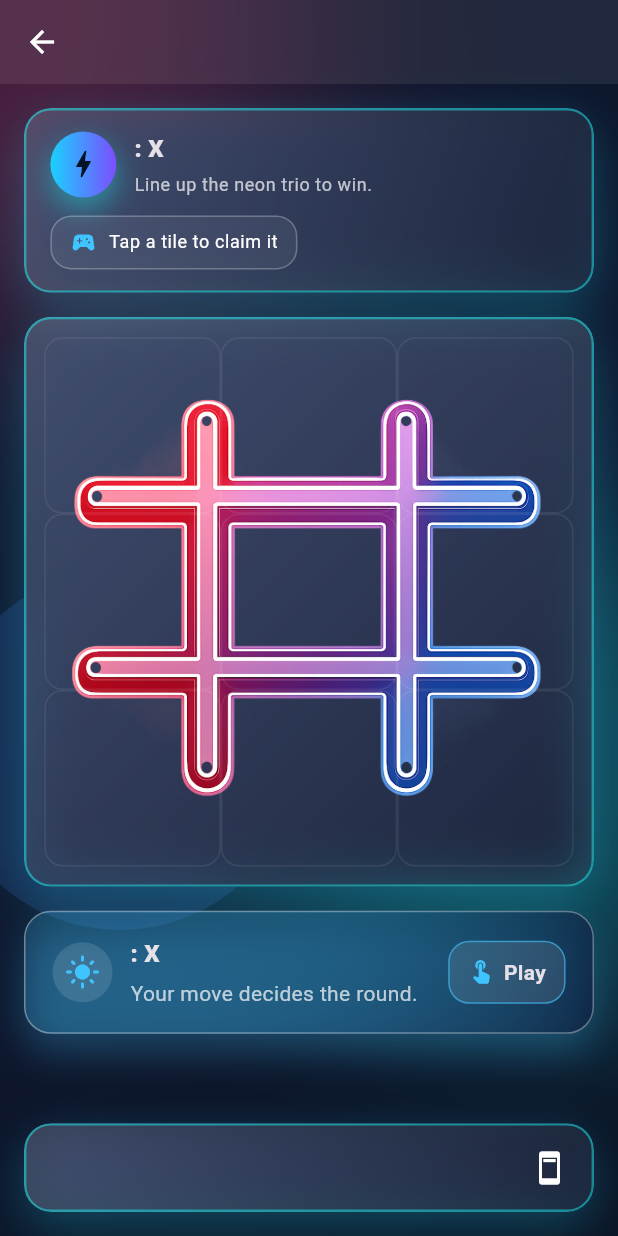
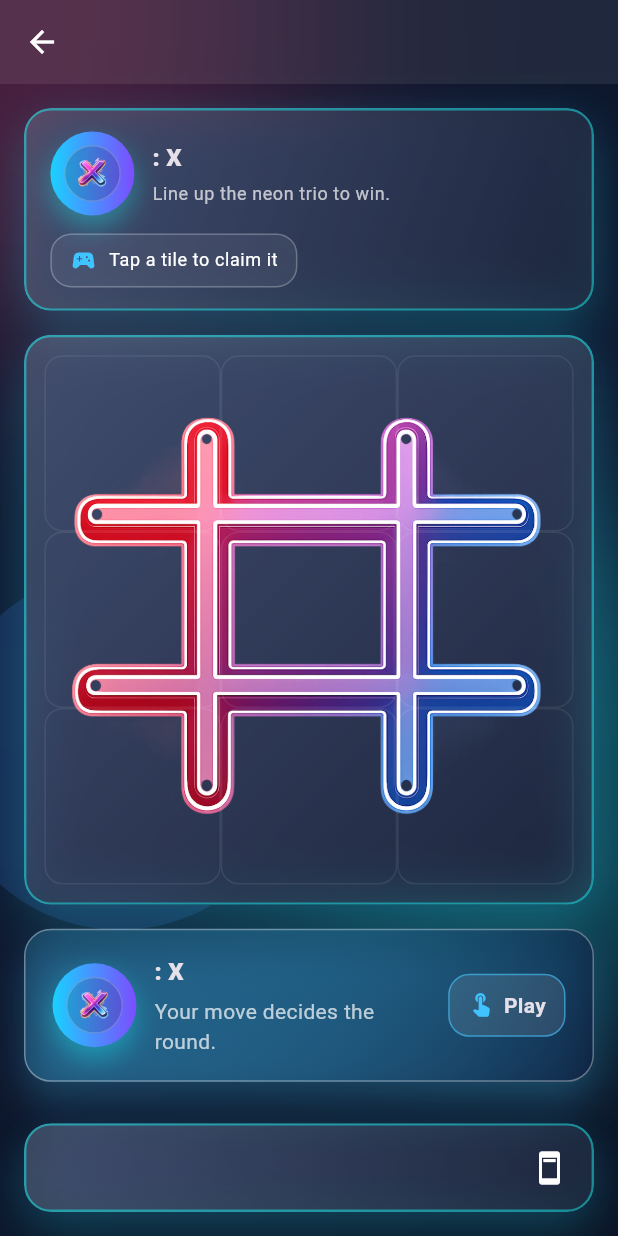
Before and after one commit to Bobagi/tictacverse, a Flutter app: the screen it shows after launch, after a tap on "Play", on a phone screen of 412 x 824 dp. Run offline on Flutter 3.47's test engine with Material 3 defaults, Android fonts, the light colour scheme and no system bars.

Commit message:
Add neon rotations and avatars for player markers

```diff
--- a/lib/ui/screens/game_screen.dart
+++ b/lib/ui/screens/game_screen.dart
@@ -8,6 +8,7 @@ import '../../models/game_result.dart';
 import '../../models/player_marker.dart';
 import '../../services/ad_service.dart';
 import '../../services/metrics_service.dart';
+import '../../services/visual_assets.dart';
 import '../widgets/game_board.dart';
 import '../widgets/game_over_modal.dart';
 import '../widgets/modern_background.dart';
@@ -29,6 +30,8 @@ class GameScreen extends StatefulWidget {
 }
 
 class _GameScreenState extends State<GameScreen> {
+  final VisualAssetConfig _visualAssets = VisualAssetConfig();
+
   @override
   Widget build(BuildContext context) {
     final AppLocalizations localization = AppLocalizations.of(context);
@@ -48,6 +51,7 @@ class _GameScreenState extends State<GameScreen> {
                   board: widget.controller.state.board,
                   blockedCells: widget.controller.state.blockedCells,
                   onCellSelected: _handleCellTap,
+                  visualAssetConfig: _visualAssets,
                 ),
                 const SizedBox(height: 16),
                 _buildPlayerMessageBanner(localization),
@@ -70,19 +74,7 @@ class _GameScreenState extends State<GameScreen> {
         children: <Widget>[
           Row(
             children: <Widget>[
-              Container(
-                padding: const EdgeInsets.all(10),
-                decoration: BoxDecoration(
-                  gradient: const LinearGradient(
-                    colors: <Color>[Color(0xFF1AD1FF), Color(0xFF7C4DFF)],
-                  ),
-                  shape: BoxShape.circle,
-                  boxShadow: <BoxShadow>[
-                    BoxShadow(color: Colors.cyanAccent.withOpacity(0.4), blurRadius: 16, offset: const Offset(0, 8)),
-                  ],
-                ),
-                child: const Icon(Icons.bolt_rounded, color: Color(0xFF041427)),
-              ),
+              _buildPlayerAvatar(current),
               const SizedBox(width: 12),
               Column(
                 crossAxisAlignment: CrossAxisAlignment.start,
@@ -163,10 +155,7 @@ class _GameScreenState extends State<GameScreen> {
       ),
       child: Row(
         children: <Widget>[
-          CircleAvatar(
-            backgroundColor: Colors.white.withOpacity(0.12),
-            child: Icon(Icons.light_mode_rounded, color: accentColor),
-          ),
+          _buildPlayerAvatar(current),
           const SizedBox(width: 12),
           Expanded(
             child: Column(
@@ -238,6 +227,36 @@ class _GameScreenState extends State<GameScreen> {
     }
   }
 
+  Widget _buildPlayerAvatar(PlayerMarker marker) {
+    final String assetPath = marker == PlayerMarker.cross ? _visualAssets.crossAssetPath : _visualAssets.noughtAssetPath;
+    return Container(
+      padding: const EdgeInsets.all(9),
+      decoration: BoxDecoration(
+        gradient: const LinearGradient(
+          colors: <Color>[Color(0xFF1AD1FF), Color(0xFF7C4DFF)],
+        ),
+        shape: BoxShape.circle,
+        boxShadow: <BoxShadow>[
+          BoxShadow(color: Colors.cyanAccent.withOpacity(0.35), blurRadius: 14, offset: const Offset(0, 8)),
+        ],
+      ),
+      child: Container(
+        decoration: BoxDecoration(
+          color: Colors.black.withOpacity(0.16),
+          shape: BoxShape.circle,
+          border: Border.all(color: Colors.white.withOpacity(0.2)),
+        ),
+        padding: const EdgeInsets.all(6),
+        child: Image.asset(
+          assetPath,
+          width: 24,
+          height: 24,
+          fit: BoxFit.contain,
+        ),
+      ),
+    );
+  }
+
   void _showGameOverSheet() {
     final AppLocalizations localization = AppLocalizations.of(context);
     final GameResult result = widget.controller.state.result;
--- a/lib/ui/widgets/game_board.dart
+++ b/lib/ui/widgets/game_board.dart
@@ -1,10 +1,12 @@
+import 'dart:math';
+
 import 'package:flutter/material.dart';
 
 import '../../models/player_marker.dart';
 import '../../services/visual_assets.dart';
 import 'modern_background.dart';
 
-class GameBoard extends StatelessWidget {
+class GameBoard extends StatefulWidget {
   const GameBoard({
     super.key,
     required this.board,
@@ -19,8 +21,39 @@ class GameBoard extends StatelessWidget {
   final VisualAssetConfig? visualAssetConfig;
 
   @override
+  State<GameBoard> createState() => _GameBoardState();
+}
+
+class _GameBoardState extends State<GameBoard> {
+  late final Random _randomGenerator = Random();
+  late VisualAssetConfig _assetConfig = widget.visualAssetConfig ?? VisualAssetConfig();
+  late Map<int, double> _cellRotations = <int, double>{};
+  late Map<PlayerMarker, Color> _playerGlowColors = <PlayerMarker, Color>{};
+  late List<PlayerMarker?> _previousBoardState = List<PlayerMarker?>.from(widget.board);
+
+  @override
+  void initState() {
+    super.initState();
+    _assignGlowColors();
+  }
+
+  @override
+  void didUpdateWidget(GameBoard oldWidget) {
+    super.didUpdateWidget(oldWidget);
+    if (widget.visualAssetConfig != null && widget.visualAssetConfig != oldWidget.visualAssetConfig) {
+      _assetConfig = widget.visualAssetConfig!;
+    }
+    if (_boardWasReset()) {
+      _cellRotations = <int, double>{};
+      _assignGlowColors();
+    }
+    _storeRotationsForNewPlacements();
+    _previousBoardState = List<PlayerMarker?>.from(widget.board);
+  }
+
+  @override
   Widget build(BuildContext context) {
-    final VisualAssetConfig assetConfig = visualAssetConfig ?? VisualAssetConfig();
+    final VisualAssetConfig resolvedAssetConfig = _assetConfig;
     return GlassPanel(
       padding: const EdgeInsets.all(12),
       child: AspectRatio(
@@ -33,7 +66,7 @@ class GameBoard extends StatelessWidget {
                 Positioned.fill(
                   child: Center(
                     child: Image.asset(
-                      assetConfig.boardAssetPath,
+                      resolvedAssetConfig.boardAssetPath,
                       fit: BoxFit.contain,
                     ),
                   ),
@@ -43,12 +76,12 @@ class GameBoard extends StatelessWidget {
                   shrinkWrap: true,
                   padding: EdgeInsets.zero,
                   gridDelegate: const SliverGridDelegateWithFixedCrossAxisCount(crossAxisCount: 3),
-                  itemCount: board.length,
+                  itemCount: widget.board.length,
                   itemBuilder: (BuildContext context, int index) => _buildCell(
                     context,
                     index,
                     cellExtent,
-                    assetConfig,
+                    resolvedAssetConfig,
                   ),
                 ),
               ],
@@ -60,10 +93,10 @@ class GameBoard extends StatelessWidget {
   }
 
   Widget _buildCell(BuildContext context, int index, double cellExtent, VisualAssetConfig assetConfig) {
-    final PlayerMarker? marker = board[index];
-    final bool isBlocked = blockedCells.contains(index);
+    final PlayerMarker? marker = widget.board[index];
+    final bool isBlocked = widget.blockedCells.contains(index);
     return GestureDetector(
-      onTap: () => onCellSelected(index),
+      onTap: () => widget.onCellSelected(index),
       child: Container(
         decoration: BoxDecoration(
           borderRadius: BorderRadius.circular(12),
@@ -72,15 +105,7 @@ class GameBoard extends StatelessWidget {
         ),
         child: Stack(
           children: <Widget>[
-            if (marker != null)
-              Center(
-                child: Image.asset(
-                  marker == PlayerMarker.cross ? assetConfig.crossAssetPath : assetConfig.noughtAssetPath,
-                  width: cellExtent * 0.7,
-                  height: cellExtent * 0.7,
-                  fit: BoxFit.contain,
-                ),
-              ),
+            if (marker != null) _buildMarkerWithEffects(marker, index, cellExtent, assetConfig),
             if (isBlocked)
               Container(
                 decoration: BoxDecoration(
@@ -96,4 +121,80 @@ class GameBoard extends StatelessWidget {
       ),
     );
   }
+
+  Widget _buildMarkerWithEffects(
+    PlayerMarker marker,
+    int index,
+    double cellExtent,
+    VisualAssetConfig assetConfig,
+  ) {
+    final double rotationAngle = _cellRotations[index] ?? 0;
+    final Color glowColor = _playerGlowColors[marker] ?? Colors.cyanAccent;
+    final String assetPath = marker == PlayerMarker.cross ? assetConfig.crossAssetPath : assetConfig.noughtAssetPath;
+    return Center(
+      child: Transform.rotate(
+        angle: rotationAngle,
+        child: Container(
+          width: cellExtent * 0.72,
+          height: cellExtent * 0.72,
+          decoration: BoxDecoration(
+            boxShadow: <BoxShadow>[
+              BoxShadow(
+                color: glowColor.withOpacity(0.48),
+                blurRadius: 36,
+                spreadRadius: 4,
+              ),
+              BoxShadow(
+                color: glowColor.withOpacity(0.22),
+                blurRadius: 18,
+                spreadRadius: 1,
+              ),
+            ],
+          ),
+          child: Image.asset(
+            assetPath,
+            fit: BoxFit.contain,
+          ),
+        ),
+      ),
+    );
+  }
+
+  void _assignGlowColors() {
+    final bool crossReceivesBlue = _randomGenerator.nextBool();
+    const Color electricBlue = Color(0xFF6BE0FF);
+    const Color neonPink = Color(0xFFFF6BD9);
+    _playerGlowColors = crossReceivesBlue
+        ? <PlayerMarker, Color>{
+            PlayerMarker.cross: electricBlue,
+            PlayerMarker.nought: neonPink,
+          }
+        : <PlayerMarker, Color>{
+            PlayerMarker.cross: neonPink,
+            PlayerMarker.nought: electricBlue,
+          };
+  }
+
+  void _storeRotationsForNewPlacements() {
+    for (int index = 0; index < widget.board.length; index++) {
+      final PlayerMarker? previousMarker = _previousBoardState[index];
+      final PlayerMarker? currentMarker = widget.board[index];
+      final bool placementIsNew = previousMarker == null && currentMarker != null;
+      if (placementIsNew) {
+        _cellRotations[index] = _generateQuarterTurnRotation();
+      }
+    }
+  }
+
+  bool _boardWasReset() {
+    final bool hadMarkers = _previousBoardState.any((PlayerMarker? marker) => marker != null);
+    final bool isNowEmpty = widget.board.every((PlayerMarker? marker) => marker == null);
+    return hadMarkers && isNowEmpty;
+  }
+
+  double _generateQuarterTurnRotation() {
+    const List<double> quarterTurns = <double>[0, pi / 2, pi, 3 * pi / 2];
+    final int randomIndex = _randomGenerator.nextInt(quarterTurns.length);
+    return quarterTurns[randomIndex];
+  }
 }
```
